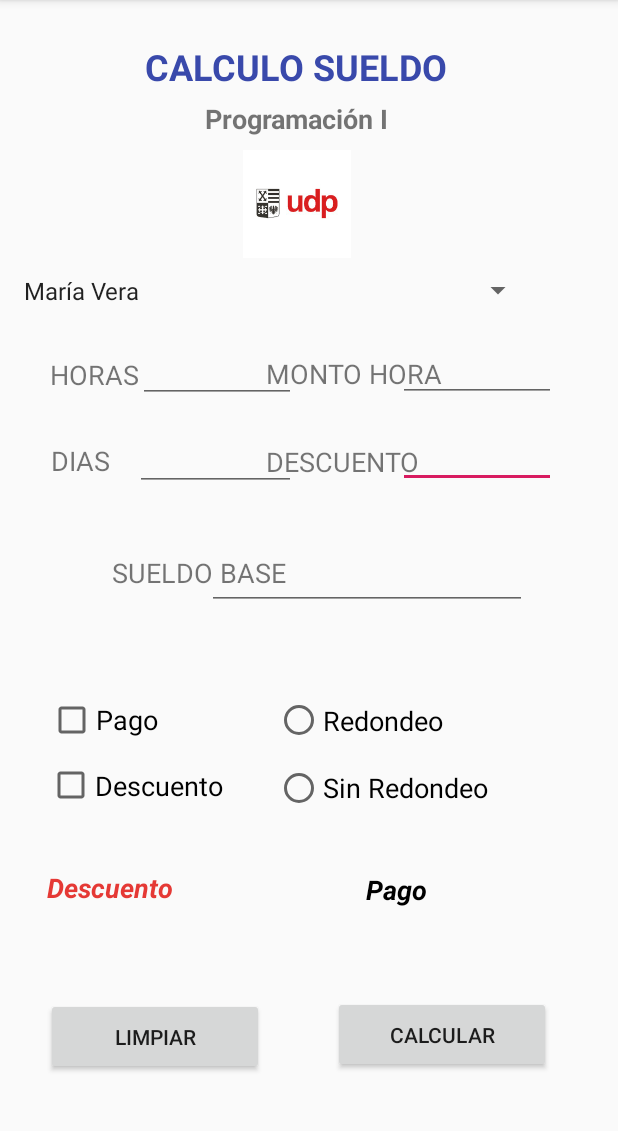
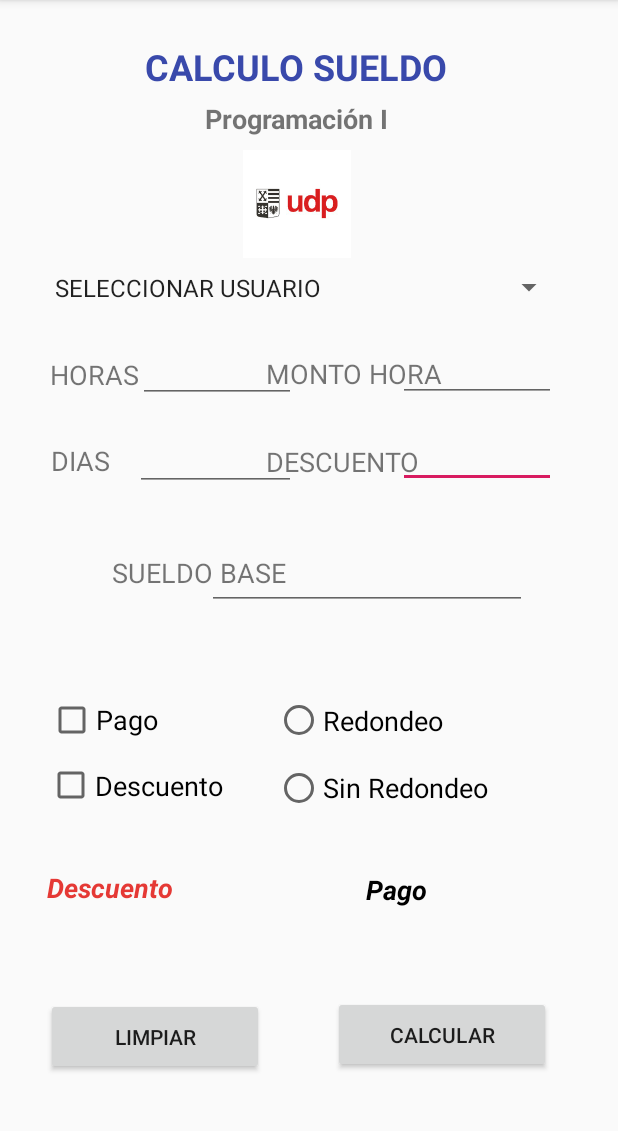
Before and after one commit to maryel1n/sueldo_ejemplo, an Android app: the screen it shows after launch (MainActivity), on a phone screen of 412 x 824 dp, the part 84-1215 px from its top. Run offline under Robolectric (Android 15) with nearby library versions, the phone set to English and light mode, and no system bars.

```diff
--- a/app/src/main/res/layout/activity_main.xml
+++ b/app/src/main/res/layout/activity_main.xml
@@ -417,9 +417,10 @@
         android:layout_marginBottom="8dp"
         app:layout_constraintBottom_toBottomOf="parent"
         app:layout_constraintEnd_toEndOf="parent"
-        app:layout_constraintHorizontal_bias="0.0"
+        app:layout_constraintHorizontal_bias="0.434"
         app:layout_constraintStart_toStartOf="parent"
         app:layout_constraintTop_toTopOf="parent"
-        app:layout_constraintVertical_bias="0.233" />
+        app:layout_constraintVertical_bias="0.231" />
+
 
 </android.support.constraint.ConstraintLayout>
```
Also changed, not shown: app/src/main/java/com/example/sueldo_ejemplo/MainActivity.java (+74 -1 lines).
